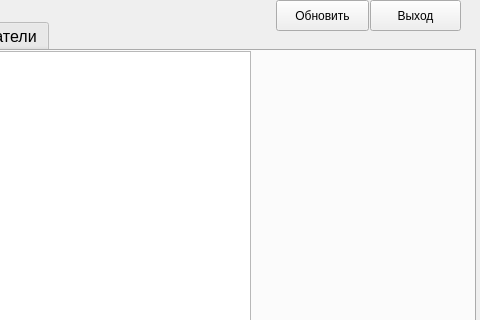
Before: the Qt Designer form Layout/AdminWindow.ui in TeflonDervish/Coursework, drawn with Qt 5; both pictures show x 374 to 854 and y 0 to 320 of the 854 by 630 pixel window.
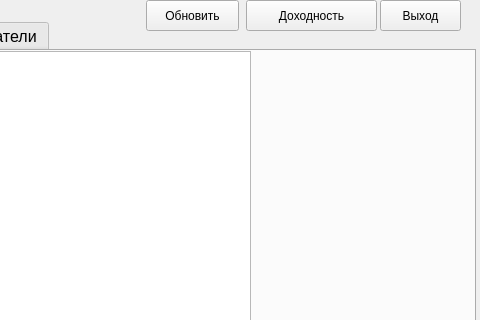
After: the same form once the commit is applied.

Diff of the .ui file:
```diff
--- a/Layout/AdminWindow.ui
+++ b/Layout/AdminWindow.ui
@@ -278,9 +278,9 @@
    <widget class="QPushButton" name="pushExit">
     <property name="geometry">
      <rect>
-      <x>744</x>
+      <x>754</x>
       <y>0</y>
-      <width>91</width>
+      <width>81</width>
       <height>31</height>
      </rect>
     </property>
@@ -291,7 +291,7 @@
    <widget class="QPushButton" name="refresh">
     <property name="geometry">
      <rect>
-      <x>650</x>
+      <x>520</x>
       <y>0</y>
       <width>93</width>
       <height>31</height>
@@ -301,6 +301,19 @@
      <string>Обновить</string>
     </property>
    </widget>
+   <widget class="QPushButton" name="Dohod">
+    <property name="geometry">
+     <rect>
+      <x>620</x>
+      <y>0</y>
+      <width>131</width>
+      <height>31</height>
+     </rect>
+    </property>
+    <property name="text">
+     <string>Доходность</string>
+    </property>
+   </widget>
   </widget>
  </widget>
  <resources/>
```
